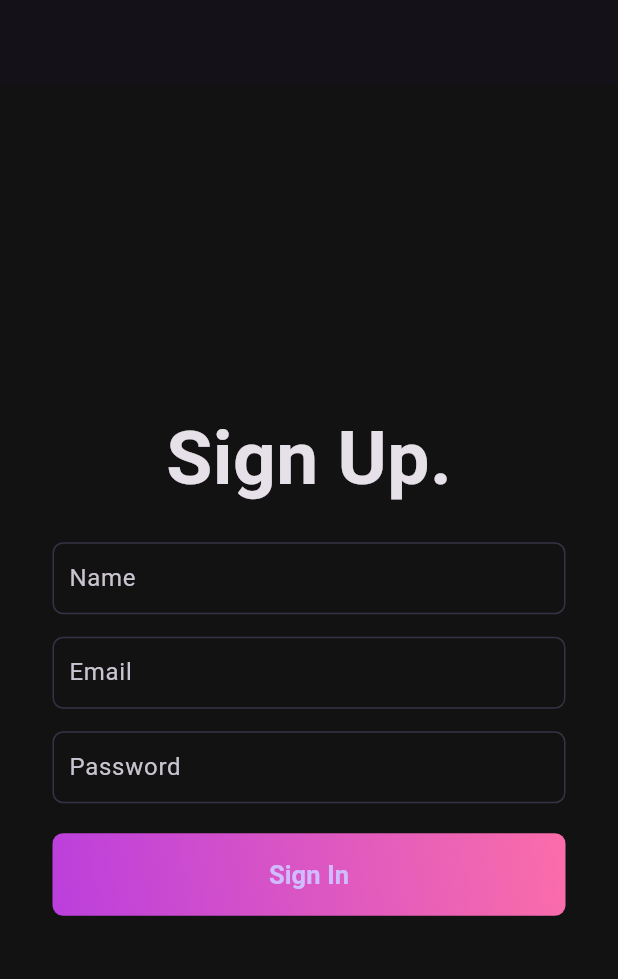
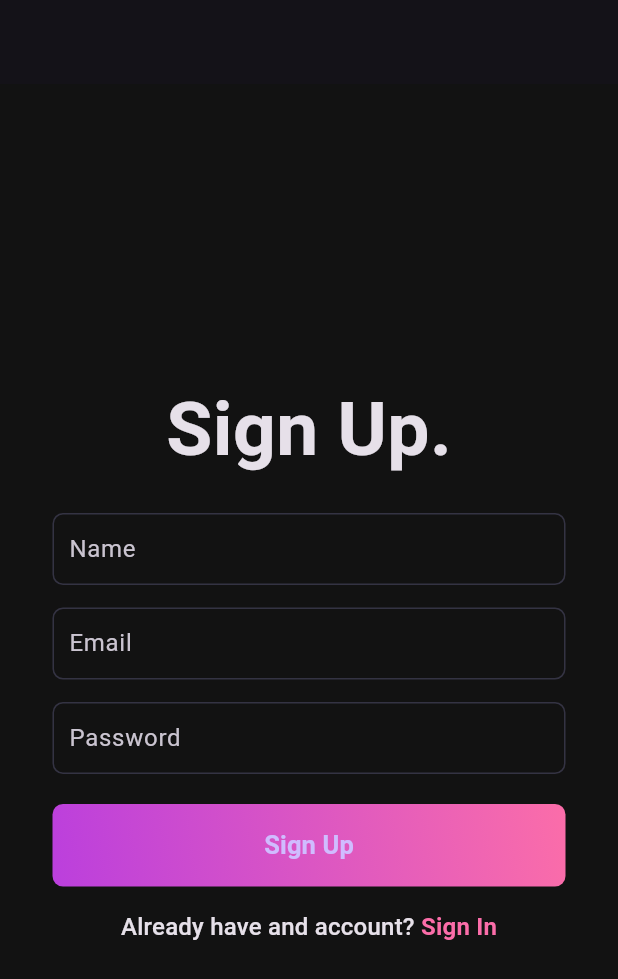
Before and after one commit to cu83/demo_app, a Flutter app: the screen it shows after launch, on a phone screen of 412 x 824 dp. Shown: the top 979 px of the screen. Run offline on Flutter 3.47's test engine with Material 3 defaults, Android fonts, the phone set to English and light mode, and no system bars.

Commit message:
Partial Sign Up Page

```diff
--- a/demo_app/lib/core/widgets/custom_field.dart
+++ b/demo_app/lib/core/widgets/custom_field.dart
@@ -2,11 +2,34 @@ import 'package:flutter/material.dart';
 
 class CustomField extends StatelessWidget {
   final String hintText;
+  final TextEditingController? controller;
+  final bool isObscureText;
+  final bool readOnly;
+  final VoidCallback? onTap;
 
-  const CustomField({super.key, required this.hintText});
+  const CustomField({
+    super.key,
+    required this.hintText,
+    required this.controller,
+    this.isObscureText = false,
+    this.readOnly = false,
+    this.onTap,
+  });
 
   @override
   Widget build(BuildContext context) {
-    return TextFormField(decoration: InputDecoration(hintText: hintText));
+    return TextFormField(
+      decoration: InputDecoration(hintText: hintText),
+      onTap: onTap,
+      readOnly: readOnly,
+      controller: controller,
+      validator: (val) {
+        if (val!.trim().isEmpty) {
+          return "$hintText is missing!";
+        }
+        return null;
+      },
+      obscureText: isObscureText,
+    );
   }
 }
--- a/demo_app/lib/features/auth/view/pages/sign_up_page.dart
+++ b/demo_app/lib/features/auth/view/pages/sign_up_page.dart
@@ -1,3 +1,4 @@
+import 'package:demo_app/core/theme/app_pallete.dart';
 import 'package:demo_app/core/widgets/custom_field.dart';
 import 'package:demo_app/features/auth/view/widgets/authwidgetbutton.dart';
 import 'package:flutter/material.dart';
@@ -10,12 +11,27 @@ class SignUpPage extends StatefulWidget {
 }
 
 class _SignUpPageState extends State<SignUpPage> {
+  final nameController = TextEditingController();
+  final emailController = TextEditingController();
+  final passwordController = TextEditingController();
+  final formKey = GlobalKey<FormState>();
+
+  @override
+  void dispose() {
+    nameController.dispose();
+    emailController.dispose();
+    passwordController.dispose();
+    super.dispose();
+  }
+
   @override
   Widget build(BuildContext context) {
     return Scaffold(
       appBar: AppBar(),
       body: Padding(
         padding: const EdgeInsets.all(35),
+        child: Form(
+          key: formKey,
           child: Column(
             mainAxisAlignment: MainAxisAlignment.center,
             children: [
@@ -24,14 +40,35 @@ class _SignUpPageState extends State<SignUpPage> {
                 style: TextStyle(fontWeight: FontWeight.bold, fontSize: 50),
               ),
               SizedBox(height: 20),
-            CustomField(hintText: 'Name'),
+              CustomField(hintText: 'Name', controller: nameController),
               SizedBox(height: 15),
-            CustomField(hintText: 'Email'),
+              CustomField(hintText: 'Email', controller: emailController),
               SizedBox(height: 15),
-            CustomField(hintText: 'Password'),
+              CustomField(
+                hintText: 'Password',
+                controller: passwordController,
+                isObscureText: true,
+              ),
               SizedBox(height: 20),
-            Authwidgetbutton(buttonText: 'Sign In'),
+              Authwidgetbutton(buttonText: 'Sign Up', onTap: () {}),
+              SizedBox(height: 15),
+              RichText(
+                text: TextSpan(
+                  text: 'Already have and account? ',
+                  style: Theme.of(context).textTheme.titleMedium,
+                  children: const [
+                    TextSpan(
+                      text: 'Sign In',
+                      style: TextStyle(
+                        color: Pallete.gradient2,
+                        fontWeight: FontWeight.w600,
+                      ),
+                    ),
                   ],
+                ),
+              ),
+            ],
+          ),
         ),
       ),
     );
--- a/demo_app/lib/features/auth/view/widgets/authwidgetbutton.dart
+++ b/demo_app/lib/features/auth/view/widgets/authwidgetbutton.dart
@@ -3,8 +3,13 @@ import 'package:flutter/material.dart';
 
 class Authwidgetbutton extends StatelessWidget {
   final String buttonText;
+  final VoidCallback onTap;
 
-  const Authwidgetbutton({super.key, required this.buttonText});
+  const Authwidgetbutton({
+    super.key,
+    required this.buttonText,
+    required this.onTap,
+  });
 
   @override
   Widget build(BuildContext context) {
@@ -18,7 +23,7 @@ class Authwidgetbutton extends StatelessWidget {
         borderRadius: BorderRadius.circular(7),
       ),
       child: ElevatedButton(
-        onPressed: () {},
+        onPressed: onTap,
         style: ElevatedButton.styleFrom(
           fixedSize: const Size(395, 55),
           backgroundColor: Pallete.transparentColor,
```
Lines whose indentation alone changed are shown as unchanged.
